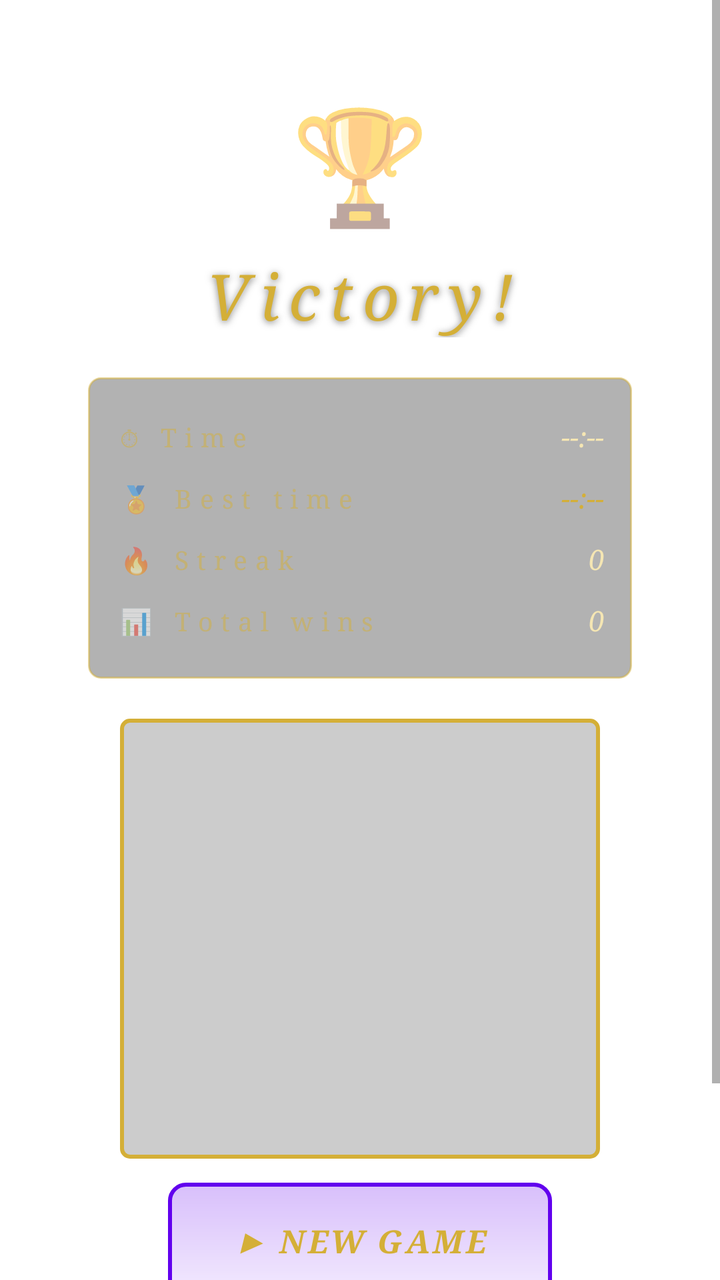
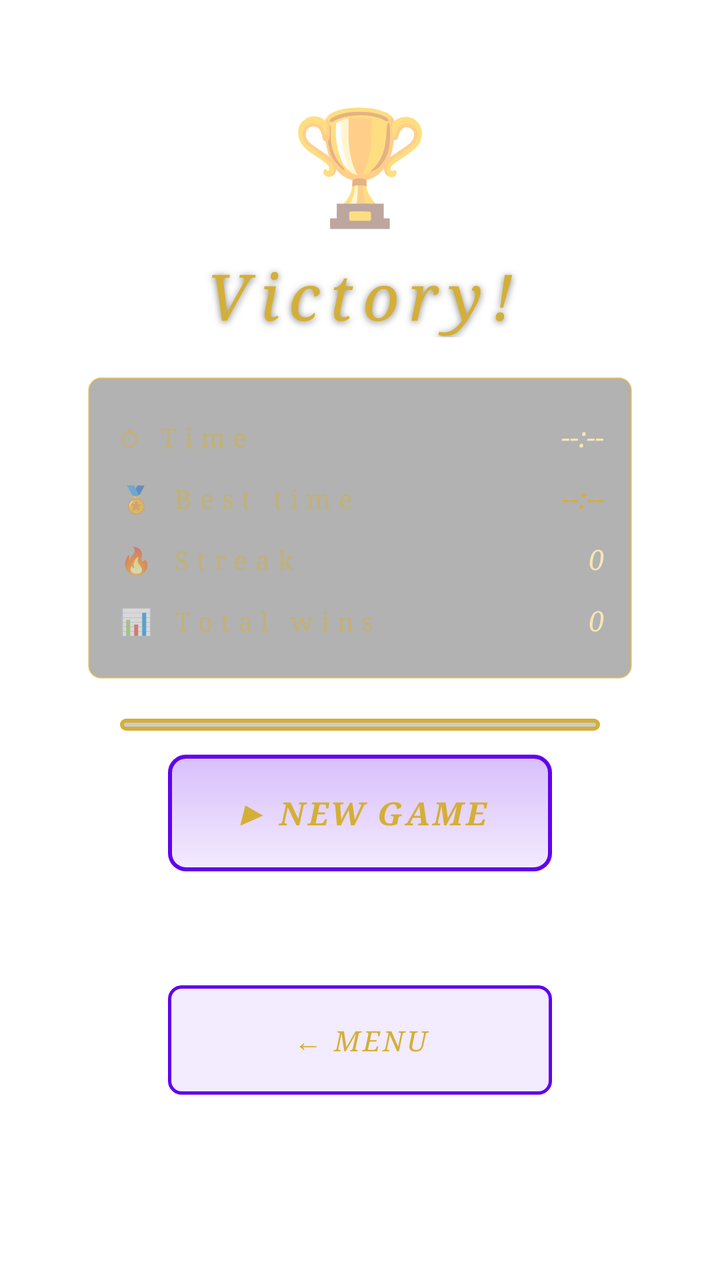

Compare the two renders of this Android layout. The source of the first and the diff that turns it into the second are given below.
<!-- AndroidManifest.xml: activity theme Theme.Trasloco.GameActivity.Immersive -->
<!-- res/layout/activity_you_won.xml -->
<?xml version="1.0" encoding="utf-8"?>
<FrameLayout xmlns:android="http://schemas.android.com/apk/res/android"
    xmlns:app="http://schemas.android.com/apk/res-auto"
    xmlns:tools="http://schemas.android.com/tools"
    android:layout_width="match_parent"
    android:layout_height="match_parent">

    <ScrollView
        android:id="@+id/youWonScrollView"
        android:layout_width="match_parent"
        android:layout_height="match_parent"
        android:fillViewport="true">

        <androidx.constraintlayout.widget.ConstraintLayout
            android:id="@+id/youWonConstraintLayout"
            android:layout_width="match_parent"
            android:layout_height="wrap_content"
            android:padding="20dp"
            tools:context=".YouWonActivity">

            <TextView
                android:id="@+id/trophyIcon"
                android:layout_width="wrap_content"
                android:layout_height="wrap_content"
                android:layout_marginTop="24dp"
                android:text="🏆"
                android:textSize="56sp"
                app:layout_constraintEnd_toEndOf="parent"
                app:layout_constraintStart_toStartOf="parent"
                app:layout_constraintTop_toTopOf="parent" />

            <TextView
                android:id="@+id/winTitle"
                android:layout_width="0dp"
                android:layout_height="wrap_content"
                android:layout_marginTop="8dp"
                android:gravity="center"
                android:text="@string/win_title"
                android:textSize="32sp"
                style="@style/CasinoTitle"
                app:layout_constraintEnd_toEndOf="parent"
                app:layout_constraintStart_toStartOf="parent"
                app:layout_constraintTop_toBottomOf="@id/trophyIcon" />

            <TextView
                android:id="@+id/newRecordBadge"
                android:layout_width="wrap_content"
                android:layout_height="wrap_content"
                android:layout_marginTop="6dp"
                android:paddingHorizontal="12dp"
                android:paddingVertical="4dp"
                android:background="@drawable/casino_corner_link"
                android:text="@string/win_new_record"
                android:textSize="12sp"
                android:fontFamily="serif"
                android:textStyle="italic|bold"
                android:textColor="@color/casino_gold"
                android:visibility="gone"
                app:layout_constraintEnd_toEndOf="parent"
                app:layout_constraintStart_toStartOf="parent"
                app:layout_constraintTop_toBottomOf="@id/winTitle" />

            <LinearLayout
                android:id="@+id/statCard"
                android:layout_width="0dp"
                android:layout_height="wrap_content"
                android:layout_marginTop="20dp"
                android:background="@drawable/casino_stat_card"
                android:orientation="vertical"
                android:padding="14dp"
                app:layout_constraintEnd_toEndOf="parent"
                app:layout_constraintStart_toStartOf="parent"
                app:layout_constraintTop_toBottomOf="@id/newRecordBadge"
                app:layout_constraintWidth_percent="0.85">

                <LinearLayout android:layout_width="match_parent" android:layout_height="wrap_content" android:orientation="horizontal" android:paddingVertical="6dp">
                    <TextView android:layout_width="0dp" android:layout_height="wrap_content" android:layout_weight="1" android:text="@string/win_stat_time" style="@style/CasinoSubtitle" android:textSize="13sp" android:maxLines="2" />
                    <TextView android:id="@+id/statTimeValue" android:layout_width="wrap_content" android:layout_height="wrap_content" android:text="--:--" style="@style/CasinoBodyText" android:textStyle="italic" />
                </LinearLayout>

                <LinearLayout android:layout_width="match_parent" android:layout_height="wrap_content" android:orientation="horizontal" android:paddingVertical="6dp">
                    <TextView android:layout_width="0dp" android:layout_height="wrap_content" android:layout_weight="1" android:text="@string/win_stat_best" style="@style/CasinoSubtitle" android:textSize="13sp" android:maxLines="2" />
                    <TextView android:id="@+id/statBestValue" android:layout_width="wrap_content" android:layout_height="wrap_content" android:text="--:--" style="@style/CasinoBodyText" android:textStyle="italic" android:textColor="@color/casino_gold" />
                </LinearLayout>

                <LinearLayout android:layout_width="match_parent" android:layout_height="wrap_content" android:orientation="horizontal" android:paddingVertical="6dp">
                    <TextView android:layout_width="0dp" android:layout_height="wrap_content" android:layout_weight="1" android:text="@string/win_stat_streak" style="@style/CasinoSubtitle" android:textSize="13sp" android:maxLines="2" />
                    <TextView android:id="@+id/statStreakValue" android:layout_width="wrap_content" android:layout_height="wrap_content" android:text="0" style="@style/CasinoBodyText" android:textStyle="italic" />
                </LinearLayout>

                <LinearLayout android:layout_width="match_parent" android:layout_height="wrap_content" android:orientation="horizontal" android:paddingVertical="6dp">
                    <TextView android:layout_width="0dp" android:layout_height="wrap_content" android:layout_weight="1" android:text="@string/win_stat_total" style="@style/CasinoSubtitle" android:textSize="13sp" android:maxLines="2" />
                    <TextView android:id="@+id/statTotalValue" android:layout_width="wrap_content" android:layout_height="wrap_content" android:text="0" style="@style/CasinoBodyText" android:textStyle="italic" />
                </LinearLayout>
            </LinearLayout>

            <ImageView
                android:id="@+id/partyGif"
                android:layout_width="0dp"
                android:layout_height="220dp"
                android:layout_marginTop="20dp"
                android:background="@drawable/casino_gif_frame"
                android:padding="3dp"
                android:scaleType="centerCrop"
                app:layout_constraintEnd_toEndOf="parent"
                app:layout_constraintStart_toStartOf="parent"
                app:layout_constraintTop_toBottomOf="@id/statCard"
                app:layout_constraintWidth_percent="0.75" />

            <Button
                android:id="@+id/buttonNewGame"
                android:layout_width="0dp"
                android:layout_height="wrap_content"
                android:layout_marginTop="12dp"
                android:layout_marginHorizontal="20dp"
                android:background="@drawable/casino_tile_bg_primary"
                android:fontFamily="serif"
                android:padding="12dp"
                android:text="@string/win_button_new"
                android:textColor="@color/casino_gold"
                android:textSize="16sp"
                android:textStyle="italic|bold"
                app:layout_constraintEnd_toEndOf="parent"
                app:layout_constraintStart_toStartOf="parent"
                app:layout_constraintTop_toBottomOf="@id/partyGif"
                app:layout_constraintWidth_percent="0.6" />

            <Button
                android:id="@+id/buttonMenu"
                android:layout_width="0dp"
                android:layout_height="wrap_content"
                android:layout_marginTop="8dp"
                android:layout_marginBottom="24dp"
                android:background="@drawable/casino_tile_bg"
                android:fontFamily="serif"
                android:padding="12dp"
                android:text="@string/win_button_menu"
                android:textColor="@color/casino_gold"
                android:textSize="14sp"
                android:textStyle="italic"
                app:layout_constraintBottom_toBottomOf="parent"
                app:layout_constraintEnd_toEndOf="parent"
                app:layout_constraintStart_toStartOf="parent"
                app:layout_constraintTop_toBottomOf="@id/buttonNewGame"
                app:layout_constraintWidth_percent="0.6" />

        </androidx.constraintlayout.widget.ConstraintLayout>
    </ScrollView>

    <include
        layout="@layout/banner_achievement"
        android:id="@+id/youWonBannerAchievement"
        android:layout_width="match_parent"
        android:layout_height="wrap_content"
        android:layout_gravity="top" />

</FrameLayout>
<!-- res/layout/banner_achievement.xml (included above) -->
<?xml version="1.0" encoding="utf-8"?>
<LinearLayout xmlns:android="http://schemas.android.com/apk/res/android"
    android:id="@+id/achievementBannerRoot"
    android:layout_width="match_parent"
    android:layout_height="wrap_content"
    android:background="@color/casino_achievement_banner_bg"
    android:orientation="horizontal"
    android:paddingHorizontal="16dp"
    android:paddingVertical="12dp"
    android:gravity="center_vertical"
    android:elevation="8dp"
    android:visibility="gone">

    <TextView
        android:id="@+id/achievementBannerIcon"
        android:layout_width="wrap_content"
        android:layout_height="wrap_content"
        android:textSize="28sp"
        android:layout_marginEnd="12dp" />

    <LinearLayout
        android:layout_width="0dp"
        android:layout_height="wrap_content"
        android:layout_weight="1"
        android:orientation="vertical">

        <TextView
            android:layout_width="match_parent"
            android:layout_height="wrap_content"
            android:text="@string/achievement_banner_title"
            android:textSize="10sp"
            android:fontFamily="serif"
            android:textStyle="italic"
            android:textColor="@color/casino_gold_alpha_50"
            android:letterSpacing="0.1" />

        <TextView
            android:id="@+id/achievementBannerName"
            android:layout_width="match_parent"
            android:layout_height="wrap_content"
            android:textSize="15sp"
            android:fontFamily="serif"
            android:textStyle="italic|bold"
            android:textColor="@color/casino_gold" />

        <TextView
            android:id="@+id/achievementBannerDesc"
            android:layout_width="match_parent"
            android:layout_height="wrap_content"
            android:textSize="11sp"
            android:fontFamily="serif"
            android:textStyle="italic"
            android:textColor="@color/casino_gold_alpha_50" />

    </LinearLayout>

</LinearLayout>
<!-- resources referenced by this layout -->
<resources>
  <color name="casino_achievement_banner_bg">#F2000000</color>
  <color name="casino_gold">#FFD4AF37</color>
  <color name="casino_gold_alpha_50">#80D4AF37</color>
  <!-- drawable casino_corner_link (drawable) -->
  <?xml version="1.0" encoding="utf-8"?>
  <shape xmlns:android="http://schemas.android.com/apk/res/android"
      android:shape="rectangle">
      <solid android:color="@android:color/transparent" />
      <stroke android:width="1dp" android:color="@color/casino_gold_alpha_50" />
      <corners android:radius="12dp" />
  </shape>
  <!-- drawable casino_gif_frame (drawable) -->
  <?xml version="1.0" encoding="utf-8"?>
  <shape xmlns:android="http://schemas.android.com/apk/res/android"
      android:shape="rectangle">
      <stroke android:width="2dp" android:color="@color/casino_gold" />
      <solid android:color="#33000000" />
      <corners android:radius="4dp" />
  </shape>
  <!-- drawable casino_stat_card (drawable) -->
  <?xml version="1.0" encoding="utf-8"?>
  <shape xmlns:android="http://schemas.android.com/apk/res/android"
      android:shape="rectangle">
      <solid android:color="#4D000000" />
      <stroke android:width="1dp" android:color="@color/casino_gold_alpha_50" />
      <corners android:radius="6dp" />
  </shape>
  <!-- drawable casino_tile_bg (drawable) -->
  <?xml version="1.0" encoding="utf-8"?>
  <shape xmlns:android="http://schemas.android.com/apk/res/android"
      android:shape="rectangle">
      <solid android:color="@color/casino_gold_alpha_08" />
      <stroke android:width="1.5dp" android:color="@color/casino_gold" />
      <corners android:radius="6dp" />
  </shape>
  <!-- drawable casino_tile_bg_primary (drawable) -->
  <?xml version="1.0" encoding="utf-8"?>
  <layer-list xmlns:android="http://schemas.android.com/apk/res/android">
      <item>
          <shape android:shape="rectangle">
              <gradient
                  android:angle="270"
                  android:startColor="@color/casino_gold_alpha_25"
                  android:endColor="@color/casino_gold_alpha_08" />
              <stroke android:width="2dp" android:color="@color/casino_gold" />
              <corners android:radius="8dp" />
          </shape>
      </item>
  </layer-list>
  <string name="achievement_banner_title">Achievement unlocked!</string>
  <string name="win_button_menu">← Menu</string>
  <string name="win_button_new">▶ New game</string>
  <string name="win_new_record">New record! ✨</string>
  <string name="win_stat_best">🏅 Best time</string>
  <string name="win_stat_streak">🔥 Streak</string>
  <string name="win_stat_time">⏱ Time</string>
  <string name="win_stat_total">📊 Total wins</string>
  <string name="win_title">Victory!</string>
  <style name="CasinoBodyText">
          <item name="android:fontFamily">serif</item>
          <item name="android:textColor">@color/casino_gold_light</item>
          <item name="android:textSize">14sp</item>
      </style>
  <style name="CasinoSubtitle">
          <item name="android:fontFamily">serif</item>
          <item name="android:textColor">@color/casino_gold_alpha_50</item>
          <item name="android:letterSpacing">0.3</item>
          <item name="android:textSize">10sp</item>
      </style>
  <style name="CasinoTitle">
          <item name="android:fontFamily">serif</item>
          <item name="android:textStyle">italic</item>
          <item name="android:textColor">@color/casino_gold</item>
          <item name="android:letterSpacing">0.15</item>
          <item name="android:shadowColor">#80000000</item>
          <item name="android:shadowDy">2</item>
          <item name="android:shadowRadius">8</item>
      </style>
  <color name="casino_gold_alpha_08">#14D4AF37</color>
  <color name="casino_gold_alpha_25">#40D4AF37</color>
  <color name="casino_gold_light">#FFF5E6B3</color>
  <!-- unchanged entries left out for length: 1 -->
</resources>

<!-- the commit's change to res/layout/activity_you_won.xml (unified diff, before → after) -->
@@ -97,11 +97,12 @@
             <ImageView
                 android:id="@+id/partyGif"
                 android:layout_width="0dp"
-                android:layout_height="220dp"
+                android:layout_height="wrap_content"
                 android:layout_marginTop="20dp"
                 android:background="@drawable/casino_gif_frame"
                 android:padding="3dp"
-                android:scaleType="centerCrop"
+                android:adjustViewBounds="true"
+                android:scaleType="fitCenter"
                 app:layout_constraintEnd_toEndOf="parent"
                 app:layout_constraintStart_toStartOf="parent"
                 app:layout_constraintTop_toBottomOf="@id/statCard"
